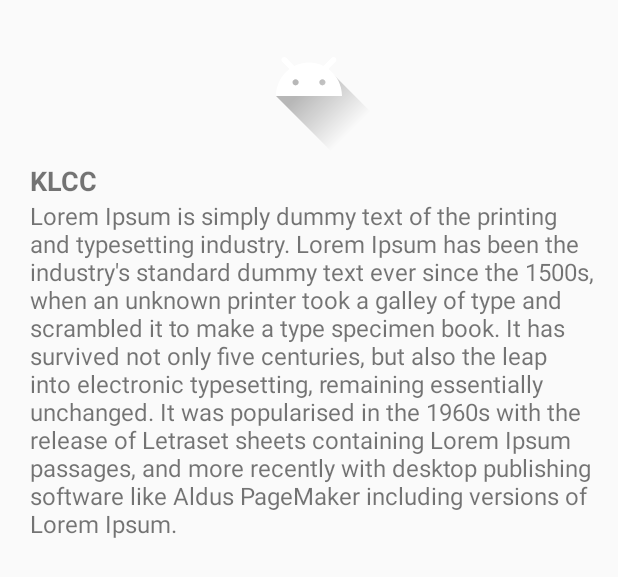
After one commit to sinameraji/AroundMe, an Android app: the layout single_article.xml on its own in the app's theme, with its tools: preview values and no code run, on a phone screen of 412 x 824 dp. The commit adds this screen. Shown: the top 577 px of the screen. Run offline under Robolectric (Android 15) with nearby library versions, the phone set to English and light mode, and no system bars.

Commit message:
load ratings in the single article page, page is scrollable

```diff
--- a/app/src/main/java/my/edu/um/fsktm/arounddick/CommentsListAdapter.java
+++ b/app/src/main/java/my/edu/um/fsktm/arounddick/CommentsListAdapter.java
@@ -5,6 +5,7 @@ import android.view.LayoutInflater;
 import android.view.View;
 import android.view.ViewGroup;
 import android.widget.ArrayAdapter;
+import android.widget.RatingBar;
 import android.widget.TextView;
 
 import java.util.ArrayList;
@@ -18,7 +19,7 @@ public class CommentsListAdapter extends ArrayAdapter<Comment> {
 
         // Check if an existing view is being reused, otherwise inflate the view
         if (convertView == null) {
-            convertView = LayoutInflater.from(getContext()).inflate(R.layout.review, parent, false);
+            convertView = LayoutInflater.from(getContext()).inflate(R.layout.comment, parent, false);
         }
 
         // Get the data item for this position
@@ -27,9 +28,12 @@ public class CommentsListAdapter extends ArrayAdapter<Comment> {
         // Lookup view for data population
         TextView userID = (TextView) convertView.findViewById(R.id.name);
         TextView comment = (TextView) convertView.findViewById(R.id.comment);
+        RatingBar rating= (RatingBar) convertView.findViewById(R.id.ratingBar);
         // Populate the data into the template view using the data object
         userID.setText(review.getUserID());
         comment.setText(review.getComment());
+        rating.setRating(review.getRating());
+
         // Return the completed view to render on screen
         return convertView;
     }
--- a/app/src/main/res/layout/review.xml
+++ b/app/src/main/res/layout/comment.xml
@@ -3,8 +3,6 @@
     android:orientation="horizontal"
     android:layout_width="match_parent"
     android:layout_height="0dp"
-    android:paddingRight="20dp"
-    android:paddingLeft="20dp"
     android:paddingBottom="10dp"
     android:layout_weight="1">
 
@@ -13,7 +11,7 @@
         android:id="@+id/avatar"
         android:layout_width="60dp"
         android:layout_height="60dp"
-        android:src="@drawable/sina" />
+        android:src="@drawable/ic_launcher_foreground" />
 
     <LinearLayout
         android:orientation="vertical"
--- /dev/null
+++ b/app/src/main/res/layout/single_article.xml
@@ -0,0 +1,55 @@
+<?xml version="1.0" encoding="utf-8"?>
+<ScrollView xmlns:android="http://schemas.android.com/apk/res/android"
+    xmlns:app="http://schemas.android.com/apk/res-auto"
+    xmlns:tools="http://schemas.android.com/tools"
+    android:id="@+id/rlLayout"
+    android:layout_width="match_parent"
+    android:layout_height="match_parent"
+    tools:context=".Comments">
+
+    <RelativeLayout
+        android:layout_width="match_parent"
+        android:layout_height="match_parent">
+
+        <ImageView
+            android:id="@+id/cover"
+            android:layout_width="fill_parent"
+            android:layout_height="wrap_content"
+            android:layout_alignParentTop="true"
+            android:src="@drawable/ic_launcher_foreground" />
+
+        <TextView
+            android:id="@+id/title"
+            android:layout_width="wrap_content"
+            android:layout_height="wrap_content"
+            android:layout_below="@id/cover"
+            android:paddingLeft="20dp"
+            android:singleLine="true"
+            android:text="KLCC"
+            android:textSize="18sp"
+            android:textStyle="bold" />
+
+        <TextView
+            android:id="@+id/content"
+            android:layout_width="wrap_content"
+            android:layout_height="wrap_content"
+            android:layout_below="@id/title"
+            android:paddingLeft="20dp"
+            android:paddingBottom="10dp"
+            android:text="Lorem Ipsum is simply dummy text of the printing and typesetting industry. Lorem Ipsum has been the industry's standard dummy text ever since the 1500s, when an unknown printer took a galley of type and scrambled it to make a type specimen book. It has survived not only five centuries, but also the leap into electronic typesetting, remaining essentially unchanged. It was popularised in the 1960s with the release of Letraset sheets containing Lorem Ipsum passages, and more recently with desktop publishing software like Aldus PageMaker including versions of Lorem Ipsum.
+
+"
+            android:textSize="16sp" />
+
+        <ListView
+            android:id="@+id/lvReviews"
+            android:layout_width="wrap_content"
+            android:layout_height="wrap_content"
+            android:layout_below="@+id/content"
+            android:paddingLeft="20dp">
+            android:layout_centerInParent="true"
+        </ListView>
+    </RelativeLayout>
+
+
+</ScrollView>
```
Also changed, not shown: app/src/main/java/my/edu/um/fsktm/arounddick/Comment.java (+22 -4 lines), app/src/main/java/my/edu/um/fsktm/arounddick/Comments.java (+39 -1 lines), app/src/main/res/layout/activity_reviews.xml (deleted, +0 -21 lines).
